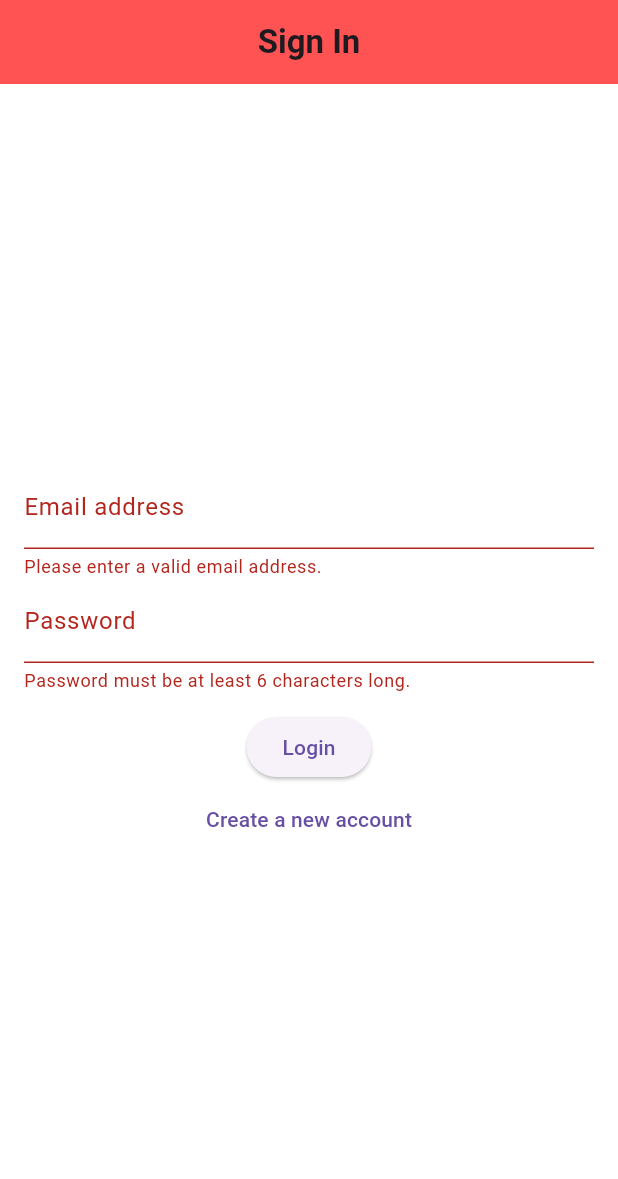
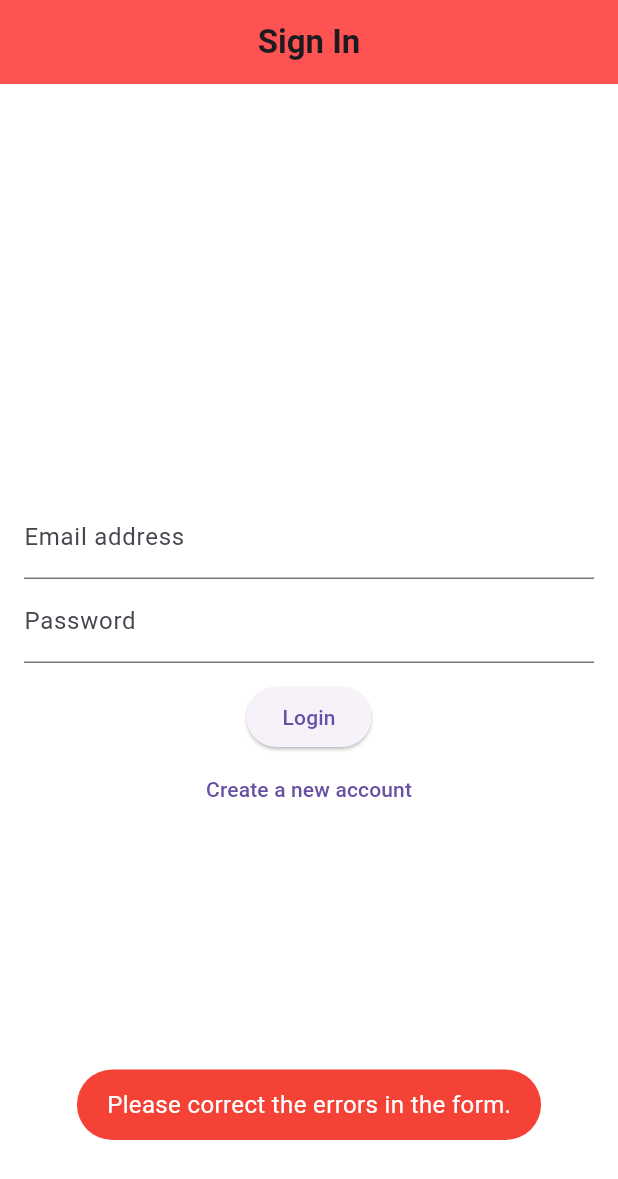
Before and after one commit to Wesley-Akumbom/dubizzle, a Flutter app: the screen it shows after launch, after a tap on "Login", on a phone screen of 412 x 824 dp. Shown: the top 1179 px of the screen. Run offline on Flutter 3.47's test engine with Material 3 defaults, Android fonts, the phone set to English and light mode, and no system bars; drawn by our look-alikes of flutter_form_builder; our stand-ins replace firebase_auth, firebase_core, fluttertoast, form_builder_validators; accounts and stored records are empty.

Commit message:
Implement autth - Error handling and code refactoring

```diff
--- /dev/null
+++ b/lib/auth/auth_form.dart
@@ -0,0 +1,54 @@
+import 'package:flutter/material.dart';
+import 'package:flutter_form_builder/flutter_form_builder.dart';
+import '../services/validation_service.dart';
+
+class AuthForm extends StatelessWidget {
+  final bool isLogin;
+  final GlobalKey<FormBuilderState> formKey;
+  final VoidCallback onSubmit;
+
+  const AuthForm({
+    Key? key,
+    required this.isLogin,
+    required this.formKey,
+    required this.onSubmit,
+  }) : super(key: key);
+
+  @override
+  Widget build(BuildContext context) {
+    return FormBuilder(
+      key: formKey,
+      child: Column(
+        mainAxisAlignment: MainAxisAlignment.center,
+        children: <Widget>[
+          FormBuilderTextField(
+            name: 'email',
+            decoration: const InputDecoration(labelText: 'Email address'),
+            validator: ValidationService.validateEmail,
+          ),
+          FormBuilderTextField(
+            name: 'password',
+            decoration: const InputDecoration(labelText: 'Password'),
+            obscureText: true,
+            validator: ValidationService.validatePassword,
+          ),
+          if (!isLogin)
+            FormBuilderTextField(
+              name: 'confirm_password',
+              decoration: const InputDecoration(labelText: 'Confirm Password'),
+              obscureText: true,
+              validator: (value) => ValidationService.validateConfirmPassword(
+                value,
+                formKey.currentState?.fields['password']?.value ?? '',
+              ),
+            ),
+          const SizedBox(height: 12),
+          ElevatedButton(
+            onPressed: onSubmit,
+            child: Text(isLogin ? 'Login' : 'Sign Up'),
+          ),
+        ],
+      ),
+    );
+  }
+}
--- a/lib/screens/auth_screen.dart
+++ b/lib/screens/auth_screen.dart
@@ -1,138 +1,97 @@
+import 'package:firebase_auth/firebase_auth.dart';
 import 'package:flutter/material.dart';
-import 'package:firebase_auth/firebase_auth.dart';
+import 'package:provider/provider.dart';
+import 'package:fluttertoast/fluttertoast.dart';
+import 'package:flutter_form_builder/flutter_form_builder.dart';
+import '../auth/auth_form.dart';
+import '../auth/auth_view_model.dart';
 import 'home_screen.dart';
 
-class AuthScreen extends StatefulWidget {
-  @override
-  _AuthScreenState createState() => _AuthScreenState();
+class AuthScreen extends StatelessWidget {
+  final _formKey = GlobalKey<FormBuilderState>();
+
+  AuthScreen({Key? key}) : super(key: key);
+
+  void _showErrorToast(String message) {
+    Fluttertoast.showToast(
+      msg: message,
+      toastLength: Toast.LENGTH_LONG,
+      gravity: ToastGravity.BOTTOM,
+      backgroundColor: Colors.red,
+      textColor: Colors.white,
+      fontSize: 16.0,
+    );
   }
 
-class _AuthScreenState extends State<AuthScreen> {
-  final _auth = FirebaseAuth.instance;
-  bool _isLogin = true;
-  String _email = '';
-  String _password = '';
-  String _confirmPassword = '';
-  final _formKey = GlobalKey<FormState>();
+  void _trySubmit(BuildContext context, AuthViewModel viewModel) async {
+    final isValid = _formKey.currentState?.saveAndValidate() ?? false;
+    if (isValid) {
+      final formData = _formKey.currentState!.value;
+      final email = formData['email'] as String?;
+      final password = formData['password'] as String?;
+      final confirmPassword = formData['confirm_password'] as String?;
 
-  void _trySubmit() async {
-    final isValid = _formKey.currentState!.validate();
-    FocusScope.of(context).unfocus();
-
-    if (isValid) {
-      _formKey.currentState!.save();
-      try {
-        if (_isLogin) {
-          await _auth.signInWithEmailAndPassword(
-            email: _email,
-            password: _password,
-          );
-        } else {
-          if (_password != _confirmPassword) {
-            ScaffoldMessenger.of(context).showSnackBar(
-              const SnackBar(content: Text('Passwords do not match!')),
-            );
+      if (email == null || password == null) {
+        _showErrorToast('Email and password are required.');
         return;
       }
-          await _auth.createUserWithEmailAndPassword(
-            email: _email,
-            password: _password,
-          );
-        }
-        // Navigate to home screen after successful authentication
+
+      try {
+        await viewModel.submitAuth(email, password, confirmPassword);
         Navigator.of(context).pushReplacement(
           MaterialPageRoute(builder: (context) => HomeScreen()),
         );
       } catch (error) {
-        ScaffoldMessenger.of(context).showSnackBar(
-          SnackBar(content: Text(error.toString())),
-        );
+        if (error is FirebaseAuthException) {
+          _showErrorToast(viewModel.getErrorMessage(error.code));
+        } else {
+          _showErrorToast('An error occurred. Please try again.');
         }
+      }
+    } else {
+      _showErrorToast('Please correct the errors in the form.');
     }
   }
 
   @override
   Widget build(BuildContext context) {
+    return ChangeNotifierProvider(
+      create: (_) => AuthViewModel(),
+      child: Consumer<AuthViewModel>(
+        builder: (context, viewModel, _) {
           return Scaffold(
             appBar: AppBar(
               title: Text(
-          _isLogin ? 'Sign In' : 'Sign Up',
-          style: const TextStyle(
-              fontWeight: FontWeight.bold
+                viewModel.isLogin ? 'Sign In' : 'Sign Up',
+                style: const TextStyle(fontWeight: FontWeight.bold),
               ),
-        ),
-        automaticallyImplyLeading: false,
+              automaticallyImplyLeading: !viewModel.isLogin,
               backgroundColor: Colors.redAccent,
               centerTitle: true,
             ),
-      body: Padding(
-        padding: EdgeInsets.all(16.0),
-        child: Form(
-          key: _formKey,
+            body: viewModel.isLoading
+                ? const Center(child: CircularProgressIndicator())
+                : Padding(
+              padding: const EdgeInsets.all(16.0),
               child: Column(
                 mainAxisAlignment: MainAxisAlignment.center,
-            children: <Widget>[
-              TextFormField(
-                key: ValueKey('email'),
-                validator: (value) {
-                  if (value!.isEmpty || !value.contains('@')) {
-                    return 'Please enter a valid email address.';
-                  }
-                  return null;
-                },
-                keyboardType: TextInputType.emailAddress,
-                decoration: InputDecoration(labelText: 'Email address'),
-                onSaved: (value) {
-                  _email = value!;
-                },
-              ),
-              TextFormField(
-                key: ValueKey('password'),
-                validator: (value) {
-                  if (value!.isEmpty || value.length < 6) {
-                    return 'Password must be at least 6 characters long.';
-                  }
-                  return null;
-                },
-                decoration: InputDecoration(labelText: 'Password'),
-                obscureText: true,
-                onSaved: (value) {
-                  _password = value!;
-                },
-              ),
-              if (!_isLogin)
-                TextFormField(
-                  key: ValueKey('confirm_password'),
-                  validator: (value) {
-                    if (value!.isEmpty || value.length < 6) {
-                      return 'Password must be at least 6 characters long.';
-                    }
-                    return null;
-                  },
-                  decoration: InputDecoration(labelText: 'Confirm Password'),
-                  obscureText: true,
-                  onSaved: (value) {
-                    _confirmPassword = value!;
-                  },
-                ),
-              SizedBox(height: 12),
-              ElevatedButton(
-                onPressed: _trySubmit,
-                child: Text(_isLogin ? 'Login' : 'Sign Up'),
+                children: [
+                  AuthForm(
+                    isLogin: viewModel.isLogin,
+                    formKey: _formKey,
+                    onSubmit: () => _trySubmit(context, viewModel),
                   ),
                   TextButton(
-                onPressed: () {
-                  setState(() {
-                    _isLogin = !_isLogin;
-                  });
-                },
-                child: Text(_isLogin
+                    onPressed: viewModel.toggleAuthMode,
+                    child: Text(viewModel.isLogin
                         ? 'Create a new account'
                         : 'I already have an account'),
                   ),
                 ],
               ),
             ),
+          );
+        },
       ),
     );
   }
--- a/pubspec.yaml
+++ b/pubspec.yaml
@@ -40,6 +40,9 @@ dependencies:
   cached_network_image: ^3.3.1
   firebase_core: ^3.3.0
   firebase_auth: ^5.1.3
+  fluttertoast: ^8.2.6
+  flutter_form_builder: ^9.3.0
+  form_builder_validators: ^11.0.0
 
 dev_dependencies:
   flutter_test:
```
Also changed, not shown: lib/auth/auth_view_model.dart (added, +45 -0 lines), lib/services/auth_service.dart (added, +42 -0 lines), lib/services/validation_service.dart (added, +24 -0 lines), pubspec.lock. Lines whose indentation alone changed are shown as unchanged.
